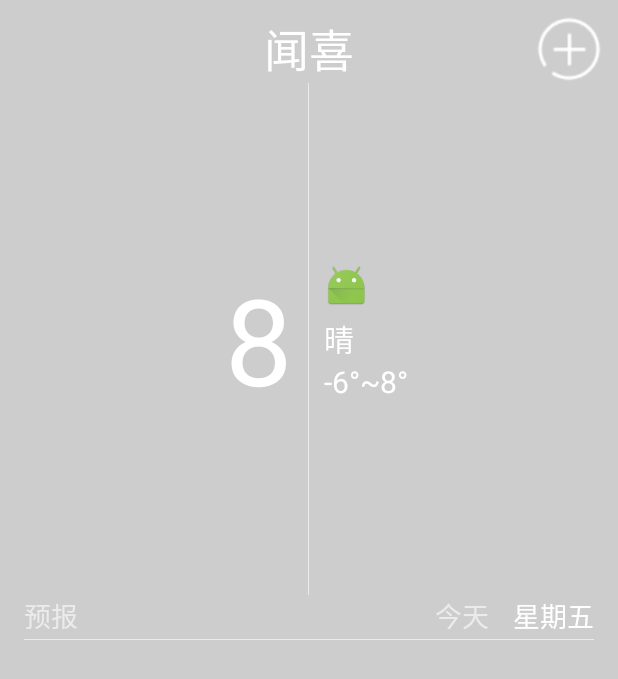
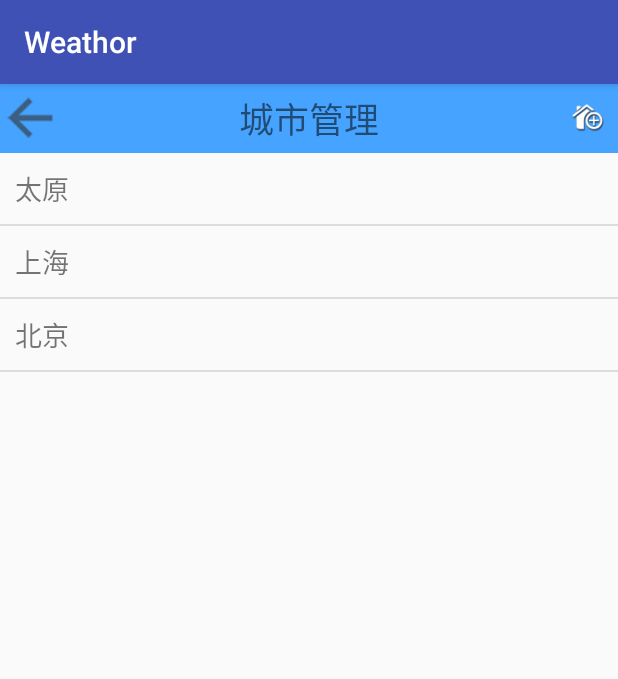
Before and after one commit to gaohailong/Weather, an Android app: the fragment WeatherPageFragment placed in its activity, after a tap on an icon or button, on a phone screen of 412 x 824 dp. Shown: the top 679 px of the screen. Run offline under Robolectric (Android 15) with nearby library versions, the phone set to English and light mode, and no system bars; libraries missing offline, so code that uses them is left out: com.ogaclejapan.smarttablayout; plain views replace GifView; 9 statements that could not run were skipped.

Commit message:
CityListMgr+AllCityList 城市列表加载

```diff
--- a/app/build.gradle
+++ b/app/build.gradle
@@ -31,9 +31,8 @@ dependencies {
     compile files('libs/okhttp-3.1.2.jar')
     compile files('libs/okio-1.6.0_okhttp_reference_jar.jar')
     compile files('libs/universal-image-loader-1.9.3.jar')
-//    选项卡依赖
+    //    选项卡依赖
     compile 'com.ogaclejapan.smarttablayout:library:1.6.1@aar'
-
     //Optional: see how to use the utility.
     compile 'com.ogaclejapan.smarttablayout:utils-v4:1.6.1@aar'
 }
--- a/app/src/main/AndroidManifest.xml
+++ b/app/src/main/AndroidManifest.xml
@@ -4,6 +4,8 @@
 
     <uses-permission android:name="android.permission.INTERNET" />
     <uses-permission android:name="android.permission.WRITE_EXTERNAL_STORAGE" />
+    <uses-permission android:name="android.permission.READ_EXTERNAL_STORAGE"/>
+
     <application
         android:name=".app.BaseAppliction"
         android:allowBackup="true"
@@ -19,7 +21,8 @@
             </intent-filter>
         </activity>
         <activity android:name=".base.BaseActivity" />
-        <activity android:name=".activitys.AllCityListActivity"></activity>
+        <activity android:name=".activitys.AllCityListActivity" />
+        <activity android:name=".activitys.CityListMgrActivity"></activity>
     </application>
 
 </manifest>
--- /dev/null
+++ b/app/src/main/java/com/example/buiderdream/weathor/activitys/CityListMgrActivity.java
@@ -0,0 +1,69 @@
+package com.example.buiderdream.weathor.activitys;
+
+import android.content.Intent;
+import android.support.v7.app.AppCompatActivity;
+import android.os.Bundle;
+import android.view.View;
+import android.widget.ListView;
+
+import com.example.buiderdream.weathor.R;
+import com.example.buiderdream.weathor.constants.ConstantUtils;
+import com.example.buiderdream.weathor.entitys.City;
+import com.example.buiderdream.weathor.utils.CommonAdapter;
+import com.example.buiderdream.weathor.utils.SharePreferencesUtil;
+import com.example.buiderdream.weathor.utils.ViewHolder;
+
+import java.util.ArrayList;
+import java.util.List;
+
+public class CityListMgrActivity extends AppCompatActivity {
+    private ListView listView;
+    private List<City> cityList;
+    private CommonAdapter<City> adapter;
+    @Override
+    protected void onCreate(Bundle savedInstanceState) {
+        super.onCreate(savedInstanceState);
+        setContentView(R.layout.activity_city_list_mgr);
+        initView();
+        //initCityNameListData();
+
+    }
+
+    @Override
+    protected void onResume() {
+        super.onResume();
+        initCityNameListData();
+    }
+
+    /**
+     * 从SharePreferences中读取用户收藏的城市，如果没有,默认添加北京
+     */
+    private void initCityNameListData() {
+        cityList = (List<City>) SharePreferencesUtil.readObject(CityListMgrActivity.this, ConstantUtils.USER_COLLECT_CITY);
+        if (cityList == null || cityList.size() == 0) {
+            cityList = new ArrayList<>();
+            City city = new City();
+            city.setCityName("北京");
+            cityList.add(city);
+        }
+        adapter = new CommonAdapter<City>(CityListMgrActivity.this,cityList,R.layout.item_city_list) {
+            @Override
+            public void convert(ViewHolder helper, City item) {
+                helper.setText(R.id.cityName,item.getCityName());
+            }
+        };
+        listView.setAdapter(adapter);
+    }
+
+    private void initView() {
+        listView = (ListView) findViewById(R.id.cityList_mgr_list);
+    }
+
+    public void addCity_click(View view){
+        Intent intent = new Intent(CityListMgrActivity.this, AllCityListActivity.class);
+        startActivity(intent);
+    }
+    public void back_click(View view) {
+        finish();
+    }
+}
--- a/app/src/main/java/com/example/buiderdream/weathor/activitys/MainActivity.java
+++ b/app/src/main/java/com/example/buiderdream/weathor/activitys/MainActivity.java
@@ -51,6 +51,7 @@ public class MainActivity extends FragmentActivity {
         cityList.add(city2);
         cityList.add(city3);
         SharePreferencesUtil.saveObject(context,ConstantUtils.USER_COLLECT_CITY,cityList);
+
     }
 
     private void initView() {
--- a/app/src/main/java/com/example/buiderdream/weathor/constants/ConstantUtils.java
+++ b/app/src/main/java/com/example/buiderdream/weathor/constants/ConstantUtils.java
@@ -10,6 +10,11 @@ public class ConstantUtils {
     public static final String HEFENGWEATHER_URL = "https://api.heweather.com/x3/weather" ;
    //和风天气开发者key
     public static final String HEFENGWEATHER_KEY = "43dfe081adc34c7d82b1ad86570b967f";
+    //聚合天气主机地址
+    public static final String JUHEWEATHER_URL = "http://v.juhe.cn/weather/citys" ;
+    //和风天气开发者key
+    public static final String JUHEWEATHER_KEY = "924305ff7b02119b1eb50fee155a4a67";
+
     //保存用户关注的城市
     public static final String USER_COLLECT_CITY = "userColloctCitySP";
     //获取和风天气的数据
--- a/app/src/main/java/com/example/buiderdream/weathor/entitys/City.java
+++ b/app/src/main/java/com/example/buiderdream/weathor/entitys/City.java
@@ -6,6 +6,7 @@ import java.io.Serializable;
  * @author 李秉龙
  */
 public class City implements Serializable{
+
     private String cityName;
 
     public String getCityName() {
--- a/app/src/main/java/com/example/buiderdream/weathor/fragment/WeatherPageFragment.java
+++ b/app/src/main/java/com/example/buiderdream/weathor/fragment/WeatherPageFragment.java
@@ -1,6 +1,7 @@
 package com.example.buiderdream.weathor.fragment;
 
 import android.content.Context;
+import android.content.Intent;
 import android.os.Bundle;
 import android.os.Handler;
 import android.os.Message;
@@ -13,6 +14,8 @@ import android.widget.TextView;
 import android.widget.Toast;
 
 import com.example.buiderdream.weathor.R;
+import com.example.buiderdream.weathor.activitys.AllCityListActivity;
+import com.example.buiderdream.weathor.activitys.CityListMgrActivity;
 import com.example.buiderdream.weathor.constants.ConstantUtils;
 import com.example.buiderdream.weathor.entitys.City;
 import com.example.buiderdream.weathor.entitys.HeWeather;
@@ -77,6 +80,8 @@ public class WeatherPageFragment extends Fragment {
         img_addCity.setOnClickListener(new View.OnClickListener() {
             @Override
             public void onClick(View view) {
+                Intent intent = new Intent(getContext(), CityListMgrActivity.class);
+                startActivity(intent);
 
             }
         });
--- /dev/null
+++ b/app/src/main/res/layout/activity_city_list_mgr.xml
@@ -0,0 +1,47 @@
+<?xml version="1.0" encoding="utf-8"?>
+<LinearLayout xmlns:android="http://schemas.android.com/apk/res/android"
+    xmlns:tools="http://schemas.android.com/tools"
+    android:id="@+id/activity_city_list_mgr"
+    android:layout_width="match_parent"
+    android:layout_height="match_parent"
+    android:orientation="vertical"
+    tools:context="com.example.buiderdream.weathor.activitys.CityListMgrActivity">
+    <RelativeLayout
+        android:layout_width="match_parent"
+        android:layout_height="wrap_content"
+        android:background="#46A3FF">
+
+        <TextView
+            android:id="@+id/textView1"
+            android:padding="5dp"
+            android:layout_width="wrap_content"
+            android:layout_height="wrap_content"
+            android:text="城市管理"
+            android:textSize="23sp"
+            android:layout_centerInParent="true"/>
+
+        <ImageView
+            android:id="@+id/imageView1"
+            android:layout_width="40dp"
+            android:layout_height="40dp"
+            android:layout_alignParentLeft="true"
+            android:layout_centerVertical="true"
+            android:src="@drawable/btn_homeasup_default"
+            android:onClick="back_click"/>
+        <ImageView
+            android:id="@+id/imageView2"
+            android:layout_width="40dp"
+            android:layout_height="40dp"
+            android:layout_alignParentRight="true"
+            android:layout_centerVertical="true"
+            android:src="@drawable/title_city"
+            android:onClick="addCity_click"/>
+
+    </RelativeLayout>
+    <ListView
+        android:id="@+id/cityList_mgr_list"
+        android:layout_width="match_parent"
+        android:layout_height="match_parent">
+
+    </ListView>
+</LinearLayout>
--- /dev/null
+++ b/app/src/main/res/layout/item_city_list.xml
@@ -0,0 +1,17 @@
+<?xml version="1.0" encoding="utf-8"?>
+<LinearLayout xmlns:android="http://schemas.android.com/apk/res/android"
+    android:orientation="horizontal" android:layout_width="match_parent"
+    android:layout_height="wrap_content"
+    android:padding="10dp">
+
+    <TextView
+        android:text="TextView"
+        android:gravity="center"
+        android:layout_width="wrap_content"
+        android:layout_height="wrap_content"
+        android:id="@+id/cityName"
+
+        android:textSize="18sp"/>
+
+
+</LinearLayout>
```
Also changed, not shown: app/src/main/java/com/example/buiderdream/weathor/activitys/AllCityListActivity.java (+83 -30 lines), app/src/main/java/com/example/buiderdream/weathor/https/DoNetDataUtils.java (deleted, +0 -84 lines).
